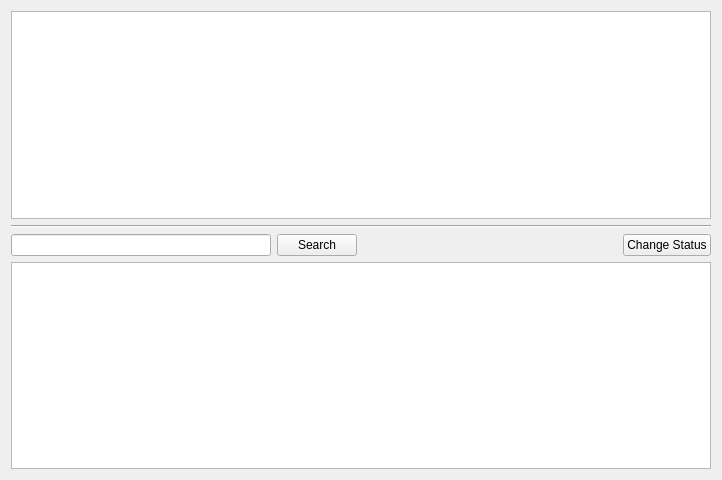
Qt form UI/suppliers.ui (smithever/bank_file_generator) before a commit.
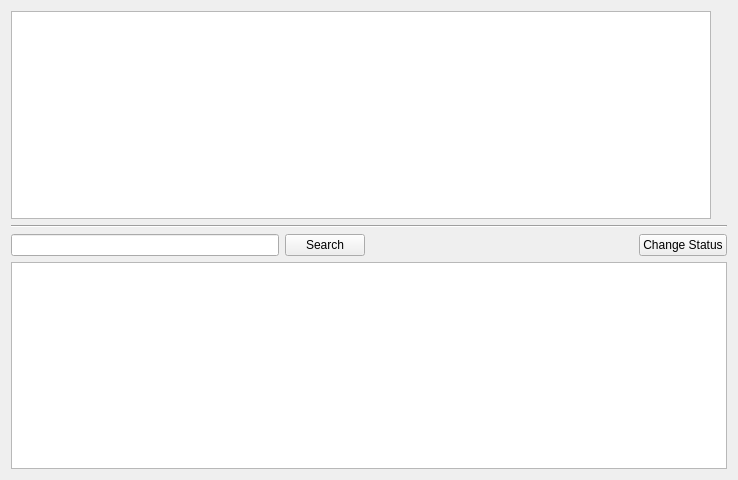
The same form after that commit.

The edit to the form file:
```diff
--- a/UI/suppliers.ui
+++ b/UI/suppliers.ui
@@ -6,7 +6,7 @@
    <rect>
     <x>0</x>
     <y>0</y>
-    <width>640</width>
+    <width>738</width>
     <height>480</height>
    </rect>
   </property>
```
Left out of the diff: 6 changed lines with no effect on the pictures.
